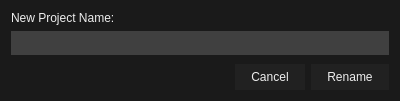
This is src/ui/dialogs/renameprojectdialog.ui in jahshaka/Studio as Qt 5 draws it before an edit. The edited form follows.
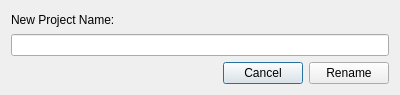
This is the edited form.

Patch:
```diff
--- a/src/ui/dialogs/renameprojectdialog.ui
+++ b/src/ui/dialogs/renameprojectdialog.ui
@@ -13,38 +13,6 @@
   <property name="windowTitle">
    <string>Dialog</string>
   </property>
-  <property name="styleSheet">
-   <string notr="true">* {
-	color: #EEE;
-}
-
-#RenameProjectDialog {
-	background: #1A1A1A;
-}
-
-QPushButton  {
-    border: none;
-    background-color: #212121;
-    padding: 6px 16px;
-}
-
-QPushButton:hover {
-    background-color: #555;
-}
-
-QLabel {
-	color: #EEE;
-}
-
-QLineEdit {
-	border: 0;
-	padding: 4px;
-	color: #EEE;
-	font-size: 11px;
-	background: #404040;
-	margin-bottom: 3px;
-}</string>
-  </property>
   <layout class="QGridLayout" name="gridLayout">
    <item row="0" column="0">
     <widget class="QLabel" name="label">
```
